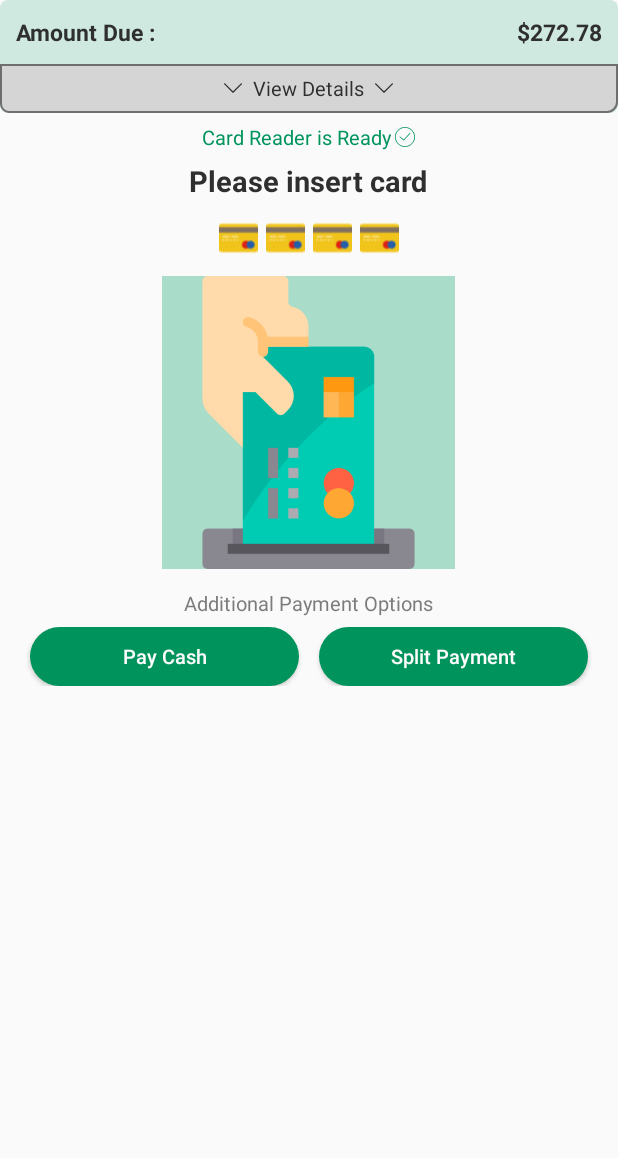
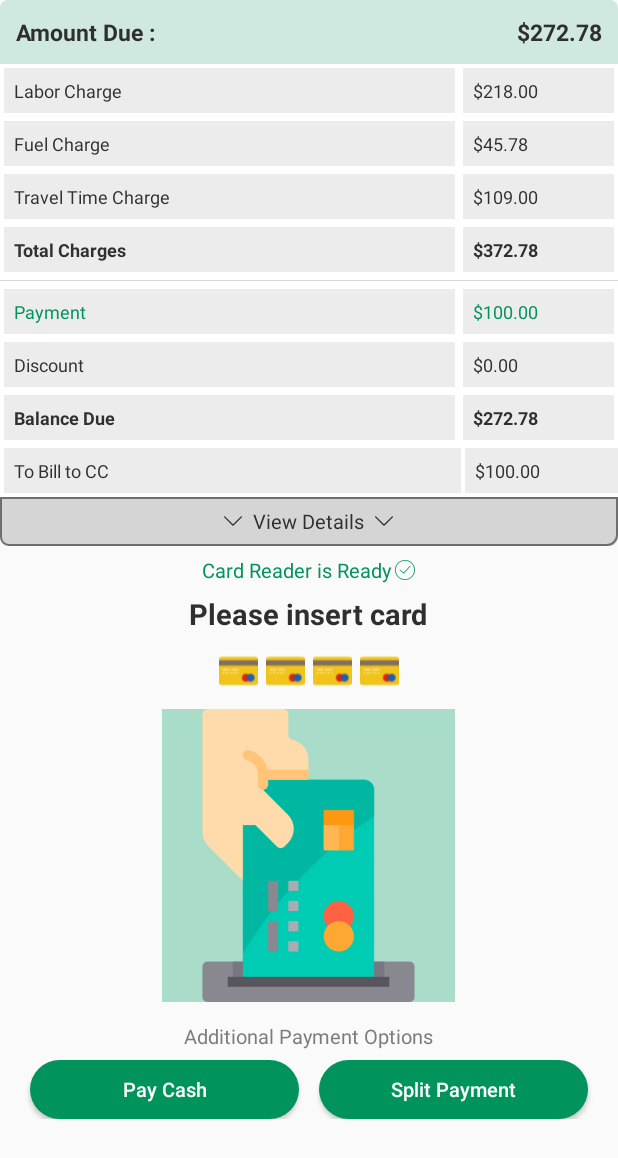
Before and after one commit to GondaSridhar007/NewPaymentApp, an Android app: the layout fragment_payment_insert_card.xml on its own in the app's theme, with its tools: preview values and no code run, on a phone screen of 412 x 824 dp. Shown: the top 1158 px of the screen. Run offline under Robolectric (Android 15) with nearby library versions, the phone set to English and light mode, and no system bars.

Commit message:
Done the change on the text color and text size at pay ment info

```diff
--- a/app/src/main/java/com/testing/newapp/MainActivity.java
+++ b/app/src/main/java/com/testing/newapp/MainActivity.java
@@ -28,7 +28,7 @@ public class MainActivity extends AppCompatActivity {
             @Override
             public void run() {
                 loadFragmentUI("PaymentInsert");
-//                loadDisconnected();
+                loadDisconnected();
             }
         }, SPLASH_DELAY);
     }
--- a/app/src/main/res/drawable/amount_info_bg.xml
+++ b/app/src/main/res/drawable/amount_info_bg.xml
@@ -1,5 +1,5 @@
 <?xml version="1.0" encoding="utf-8"?>
 <shape xmlns:android="http://schemas.android.com/apk/res/android"
     android:shape="rectangle">
-    <solid android:color="@color/colorViewBackGround" />
+    <solid android:color="#ECECEC" />
 </shape>
--- a/app/src/main/res/layout/fragment_payment_insert_card.xml
+++ b/app/src/main/res/layout/fragment_payment_insert_card.xml
@@ -44,9 +44,8 @@
             android:layout_width="match_parent"
             android:layout_height="wrap_content"
             android:layout_below="@+id/layAmountInfo"
-            android:background="@color/colorAmountInfoBackGround"
-            android:orientation="vertical"
-            android:visibility="gone">
+            android:background="@color/colorWhite"
+            android:orientation="vertical">
 
             <LinearLayout
                 android:layout_width="match_parent"
@@ -66,8 +65,8 @@
                         android:layout_height="wrap_content"
                         android:layout_margin="@dimen/_5ssp"
                         android:text="Labor Charge"
-                        android:textColor="@color/colorTxt"
-                        android:textSize="@dimen/_10sdp" />
+                        android:textColor="#303030"
+                        android:textSize="@dimen/_9sdp" />
                 </LinearLayout>
 
                 <LinearLayout
@@ -82,8 +81,8 @@
                         android:layout_height="wrap_content"
                         android:layout_margin="@dimen/_5ssp"
                         android:text="$218.00"
-                        android:textColor="@color/colorTxt"
-                        android:textSize="@dimen/_10sdp" />
+                        android:textColor="#303030"
+                        android:textSize="@dimen/_9sdp" />
                 </LinearLayout>
             </LinearLayout>
 
@@ -105,8 +104,8 @@
                         android:layout_height="wrap_content"
                         android:layout_margin="@dimen/_5ssp"
                         android:text="Fuel Charge"
-                        android:textColor="@color/colorTxt"
-                        android:textSize="@dimen/_10sdp" />
+                        android:textColor="#303030"
+                        android:textSize="@dimen/_9sdp" />
                 </LinearLayout>
 
                 <LinearLayout
@@ -121,8 +120,8 @@
                         android:layout_height="wrap_content"
                         android:layout_margin="@dimen/_5ssp"
                         android:text="$45.78"
-                        android:textColor="@color/colorTxt"
-                        android:textSize="@dimen/_10sdp" />
+                        android:textColor="#303030"
+                        android:textSize="@dimen/_9sdp"/>
                 </LinearLayout>
             </LinearLayout>
 
@@ -144,8 +143,8 @@
                         android:layout_height="wrap_content"
                         android:layout_margin="@dimen/_5ssp"
                         android:text="Travel Time Charge"
-                        android:textColor="@color/colorTxt"
-                        android:textSize="@dimen/_10sdp" />
+                        android:textColor="#303030"
+                        android:textSize="@dimen/_9sdp" />
                 </LinearLayout>
 
                 <LinearLayout
@@ -160,8 +159,8 @@
                         android:layout_height="wrap_content"
                         android:layout_margin="@dimen/_5ssp"
                         android:text="$109.00"
-                        android:textColor="@color/colorTxt"
-                        android:textSize="@dimen/_10sdp" />
+                        android:textColor="#303030"
+                        android:textSize="@dimen/_9sdp" />
                 </LinearLayout>
             </LinearLayout>
 
@@ -183,8 +182,8 @@
                         android:layout_height="wrap_content"
                         android:layout_margin="@dimen/_5ssp"
                         android:text="Total Charges"
-                        android:textColor="@color/colorTxt"
-                        android:textSize="@dimen/_10sdp"
+                        android:textColor="#303030"
+                        android:textSize="@dimen/_9sdp"
                         android:textStyle="bold" />
                 </LinearLayout>
 
@@ -200,8 +199,8 @@
                         android:layout_height="wrap_content"
                         android:layout_margin="@dimen/_5ssp"
                         android:text="$372.78"
-                        android:textColor="@color/colorTxt"
-                        android:textSize="@dimen/_10sdp"
+                        android:textColor="#303030"
+                        android:textSize="@dimen/_9sdp"
                         android:textStyle="bold" />
                 </LinearLayout>
             </LinearLayout>
@@ -232,7 +231,7 @@
                         android:layout_margin="@dimen/_5ssp"
                         android:text="Payment"
                         android:textColor="@color/colorMainTxt"
-                        android:textSize="@dimen/_10sdp" />
+                        android:textSize="@dimen/_9sdp" />
                 </LinearLayout>
 
                 <LinearLayout
@@ -248,7 +247,7 @@
                         android:layout_margin="@dimen/_5ssp"
                         android:text="$100.00"
                         android:textColor="@color/colorMainTxt"
-                        android:textSize="@dimen/_10sdp" />
+                        android:textSize="@dimen/_9sdp" />
                 </LinearLayout>
             </LinearLayout>
 
@@ -270,8 +269,8 @@
                         android:layout_height="wrap_content"
                         android:layout_margin="@dimen/_5ssp"
                         android:text="Discount"
-                        android:textColor="@color/colorTxt"
-                        android:textSize="@dimen/_10sdp" />
+                        android:textColor="#303030"
+                        android:textSize="@dimen/_9sdp"/>
                 </LinearLayout>
 
                 <LinearLayout
@@ -286,8 +285,8 @@
                         android:layout_height="wrap_content"
                         android:layout_margin="@dimen/_5ssp"
                         android:text="$0.00"
-                        android:textColor="@color/colorTxt"
-                        android:textSize="@dimen/_10sdp" />
+                        android:textColor="#303030"
+                        android:textSize="@dimen/_9sdp"/>
                 </LinearLayout>
             </LinearLayout>
 
@@ -309,8 +308,8 @@
                         android:layout_height="wrap_content"
                         android:layout_margin="@dimen/_5ssp"
                         android:text="Balance Due"
-                        android:textColor="@color/colorTxt"
-                        android:textSize="@dimen/_10sdp"
+                        android:textColor="#303030"
+                        android:textSize="@dimen/_9sdp"
                         android:textStyle="bold" />
                 </LinearLayout>
 
@@ -326,8 +325,8 @@
                         android:layout_height="wrap_content"
                         android:layout_margin="@dimen/_5ssp"
                         android:text="$272.78"
-                        android:textColor="@color/colorTxt"
-                        android:textSize="@dimen/_10sdp"
+                        android:textColor="#303030"
+                        android:textSize="@dimen/_9sdp"
                         android:textStyle="bold" />
                 </LinearLayout>
             </LinearLayout>
@@ -352,8 +351,8 @@
                         android:layout_height="wrap_content"
                         android:layout_margin="@dimen/_5ssp"
                         android:text="To Bill to CC"
-                        android:textColor="@color/colorTxt"
-                        android:textSize="@dimen/_10sdp" />
+                        android:textColor="#303030"
+                        android:textSize="@dimen/_9sdp"/>
                 </LinearLayout>
 
                 <LinearLayout
@@ -370,8 +369,8 @@
                         android:layout_height="wrap_content"
                         android:layout_margin="@dimen/_5ssp"
                         android:text="$100.00"
-                        android:textColor="@color/colorTxt"
-                        android:textSize="@dimen/_10sdp" />
+                        android:textColor="#303030"
+                        android:textSize="@dimen/_9sdp" />
                 </LinearLayout>
             </LinearLayout>
         </LinearLayout>
```
